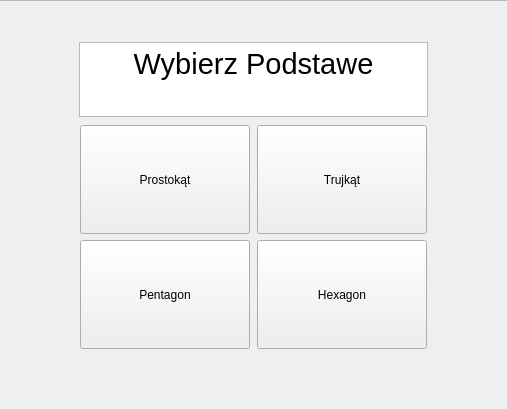
Above: PrismBase.ui from KwRafik/GeometryCalc before the change; both pictures show x 131 to 638 and y 0 to 409 of the 800 by 600 pixel window. Below: the same form after it.
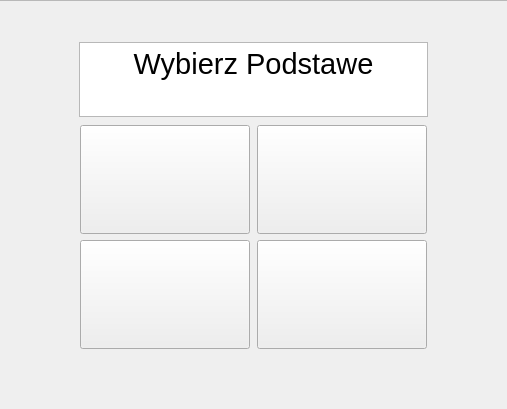
That is the form after the change. Icons and pictures are not drawn.

Diff of the .ui file:
```diff
--- a/PrismBase.ui
+++ b/PrismBase.ui
@@ -114,7 +114,7 @@
 </string>
         </property>
         <property name="text">
-         <string>Pentagon</string>
+         <string/>
         </property>
        </widget>
       </item>
@@ -138,7 +138,7 @@
 </string>
         </property>
         <property name="text">
-         <string>Trujkąt</string>
+         <string/>
         </property>
        </widget>
       </item>
@@ -162,7 +162,7 @@
 </string>
         </property>
         <property name="text">
-         <string>Hexagon</string>
+         <string/>
         </property>
        </widget>
       </item>
@@ -186,7 +186,7 @@
 </string>
         </property>
         <property name="text">
-         <string>Prostokąt</string>
+         <string/>
         </property>
        </widget>
       </item>
```
Left out of the diff: 4 changed lines with no effect on the pictures.
